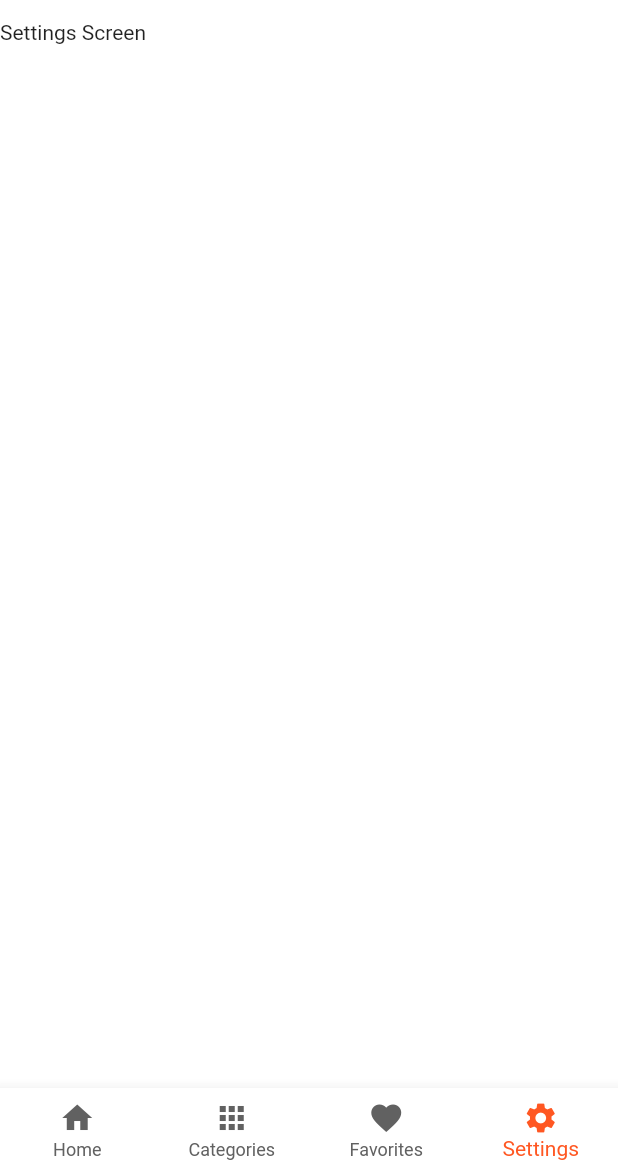
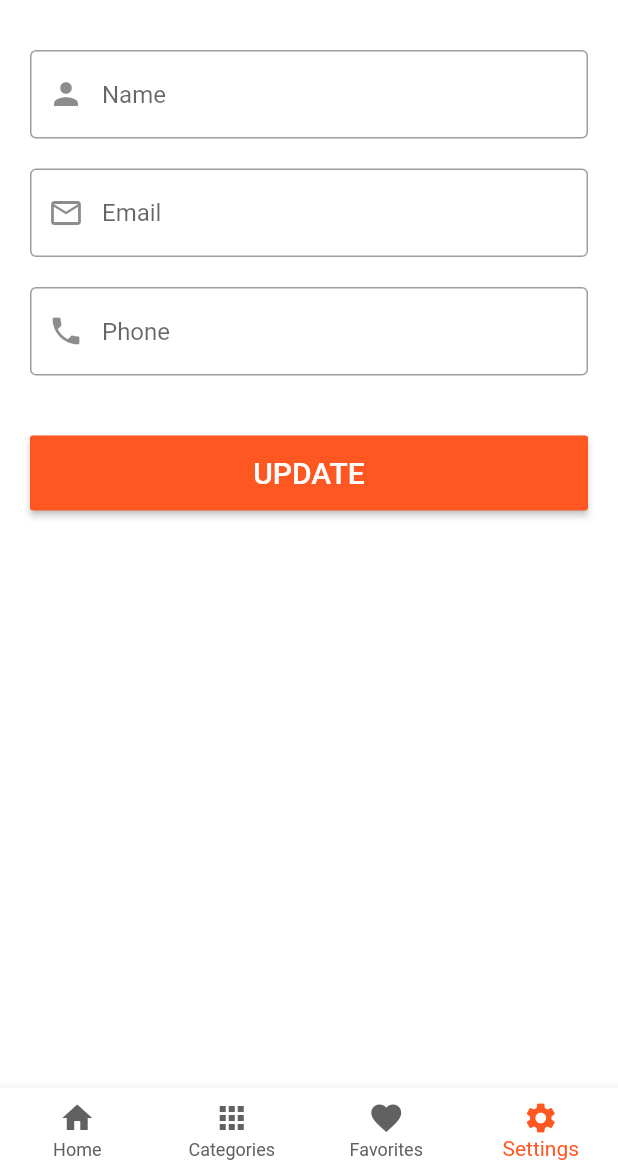
Before and after one commit to Aseel-Mohtaseb/shop-app, a Flutter app: the LayoutScreen screen opened directly, item 4 of the bottom bar chosen, on a phone screen of 412 x 824 dp, the part 64-1236 px from its top. Run offline on Flutter 3.47's test engine with Material 2 defaults, Android fonts, the phone set to English and light mode, and no system bars; our stand-ins replace bloc, carousel_slider, dio, flutter_bloc, fluttertoast, hexcolor and 2 more; accounts and stored records are empty; network calls fail.

Commit message:
get profile data

```diff
--- a/lib/layout/cubit/cubit.dart
+++ b/lib/layout/cubit/cubit.dart
@@ -14,6 +14,7 @@ import 'package:shop_app/shared/network/remote/end_points.dart';
 import '../../models/categories_model.dart';
 import '../../models/change_fav_model.dart';
 import '../../models/favorites_model.dart';
+import '../../models/profile_model.dart';
 
 class ShopCubit extends Cubit<ShopStates> {
   ShopCubit() : super(ShopInitialState());
@@ -77,11 +78,7 @@ class ShopCubit extends Cubit<ShopStates> {
 
       favoritesModel = FavoritesModel.fromJson(value.data);
 
-
-      print(FavoritesModel.fromJson(value.data).toString());
       print('total fav number: ${favoritesModel!.data.total}');
-      print('total fav number: ${favoritesModel!.status}');
-
       emit(ShopGetFavoritesDataSuccessState());
     }).catchError((error) {
       print(error.toString());
@@ -108,4 +105,20 @@ class ShopCubit extends Cubit<ShopStates> {
       emit(ShopChangeFavoritesErrorState());
     });
   }
+
+
+  ProfileModel? profileModel;
+
+  void getProfileData() {
+    emit(ShopGetProfileDataLoadingState());
+    DioHelper.getData(url: PROFILE, token: token).then((value) {
+      profileModel = ProfileModel.fromJson(value.data);
+      print('user email: ${profileModel!.data.email}');
+
+      emit(ShopGetProfileDataSuccessState());
+    }).catchError((error) {
+      print(error.toString());
+      emit(ShopGetProfileDataErrorState());
+    });
+  }
 }
--- a/lib/layout/cubit/states.dart
+++ b/lib/layout/cubit/states.dart
@@ -27,3 +27,9 @@ class ShopChangeFavoritesLoadingState extends ShopStates {}
 class ShopChangeFavoritesSuccessState extends ShopStates {}
 
 class ShopChangeFavoritesErrorState extends ShopStates {}
+
+class ShopGetProfileDataLoadingState extends ShopStates {}
+
+class ShopGetProfileDataSuccessState extends ShopStates {}
+
+class ShopGetProfileDataErrorState extends ShopStates {}
--- a/lib/layout/layout.dart
+++ b/lib/layout/layout.dart
@@ -12,7 +12,7 @@ class LayoutScreen extends StatelessWidget {
   @override
   Widget build(BuildContext context) {
     return BlocProvider(
-      create: (BuildContext context) => ShopCubit()..getHomeData()..getCategoriesData()..getFavorite(),
+      create: (BuildContext context) => ShopCubit()..getHomeData()..getCategoriesData()..getFavorite()..getProfileData(),
       child: BlocConsumer<ShopCubit, ShopStates>(
         listener: (context, state) {},
         builder: (context, state) {
--- /dev/null
+++ b/lib/models/profile_model.dart
@@ -0,0 +1,23 @@
+class ProfileModel {
+  late bool status;
+  String? message;
+  late Data data;
+
+  ProfileModel.fromJson(Map<String, dynamic> json) {
+    status = json['status'];
+    message = json['message'];
+    data = Data.fromJson(json['data']);
+  }
+}
+
+class Data {
+  late String name;
+  late String email;
+  late String phone;
+
+  Data.fromJson(Map<String, dynamic> json) {
+    name = json['name'];
+    email = json['email'];
+    phone = json['phone'];
+  }
+}
--- a/lib/modules/settings/settings_screen.dart
+++ b/lib/modules/settings/settings_screen.dart
@@ -1,10 +1,118 @@
 import 'package:flutter/cupertino.dart';
+import 'package:flutter/material.dart';
+import 'package:flutter_bloc/flutter_bloc.dart';
+import 'package:shop_app/layout/cubit/cubit.dart';
+import 'package:shop_app/layout/cubit/states.dart';
+import 'package:shop_app/models/profile_model.dart';
+
+import '../../shared/styles/colors.dart';
 
 class SettingsScreen extends StatelessWidget {
-  const SettingsScreen({Key? key}) : super(key: key);
+  var settingsFormKey = GlobalKey<FormState>();
+
+  var nameController = TextEditingController();
+  var emailController = TextEditingController();
+  var phoneController = TextEditingController();
 
   @override
   Widget build(BuildContext context) {
-    return Text('Settings Screen');
+    return BlocConsumer<ShopCubit, ShopStates>(
+      listener: (BuildContext context, ShopStates state) {},
+      builder: (BuildContext context, ShopStates state) {
+
+        var shopCubit = ShopCubit.get(context);
+        nameController.text = shopCubit.profileModel!.data.name;
+        emailController.text = shopCubit.profileModel!.data.email;
+        phoneController.text = shopCubit.profileModel!.data.phone;
+
+        return SingleChildScrollView(
+          child: Padding(
+            padding: const EdgeInsets.all(20.0),
+            child: Form(
+              key: settingsFormKey,
+              child: Column(
+                crossAxisAlignment: CrossAxisAlignment.start,
+                children: [
+                  TextFormField(
+                    controller: nameController,
+                    keyboardType: TextInputType.text,
+                    validator: (value) {
+                      if (value == null || value.isEmpty) {
+                        return 'Name can\'t be empty' ;
+                      }
+                      return null;
+                    },
+                    decoration: const InputDecoration(
+                      hintText: 'Name',
+                      prefixIcon: Icon(Icons.person),
+                      border: OutlineInputBorder(),
+                    ),
+                  ),
+                  SizedBox(
+                    height: 20,
+                  ),
+                  TextFormField(
+                    controller: emailController,
+                    keyboardType: TextInputType.emailAddress,
+                    validator: (value) {
+                      if (value == null || value.isEmpty) {
+                        return 'Email can\'t be empty';
+                      }
+                      return null;
+                    },
+                    decoration: const InputDecoration(
+                      hintText: 'Email',
+                      prefixIcon: Icon(Icons.email_outlined),
+                      border: OutlineInputBorder(),
+                    ),
+                  ),
+                  SizedBox(
+                    height: 20,
+                  ),
+                  TextFormField(
+                    controller: phoneController,
+                    keyboardType: TextInputType.phone,
+                    validator: (value) {
+                      if (value == null || value.isEmpty) {
+                        return 'Phone number can\'t be empty';
+                      }
+                      return null;
+                    },
+                    decoration: InputDecoration(
+                      hintText: 'Phone',
+                      prefixIcon: const Icon(Icons.phone),
+                      border: OutlineInputBorder(),
+                    ),
+                  ),
+                  SizedBox(
+                    height: 40,
+                  ),
+                  MaterialButton(
+                    onPressed: () {
+                      if (settingsFormKey.currentState!.validate()) {
+                        print('validate');
+
+                      }
+                      // print('not valid');
+                    },
+                    color: defaultColor,
+                    minWidth: double.infinity,
+                    height: 50,
+                    child: const Text(
+                      'UPDATE',
+                      style: TextStyle(color: Colors.white, fontSize: 20),
+                    ),
+                  ),
+                  SizedBox(
+                    height: 10,
+                  ),
+
+                ],
+              ),
+            ),
+          ),
+        );;
+      },
+    );
   }
 }
--- a/lib/shared/network/remote/end_points.dart
+++ b/lib/shared/network/remote/end_points.dart
@@ -9,3 +9,5 @@ const CATEGORIES = 'categories';
 const FAVORITES = 'favorites';
 
 const CHANGE_FAVORITES = 'favorites';
+
+const PROFILE = 'profile';
```
